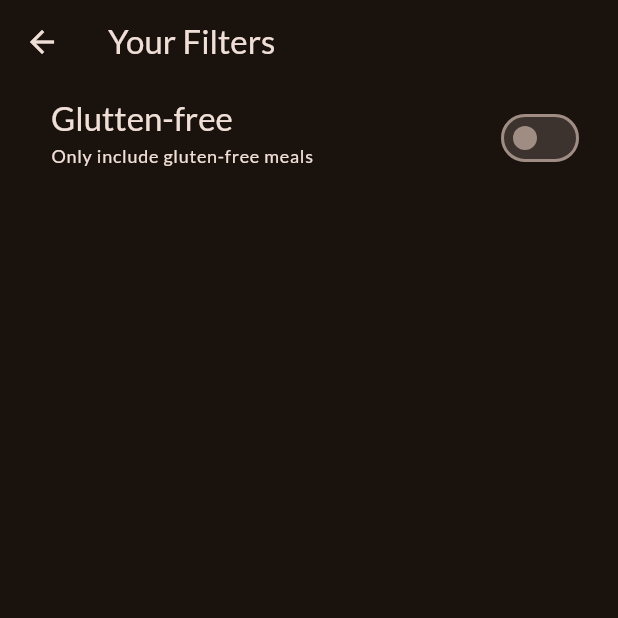
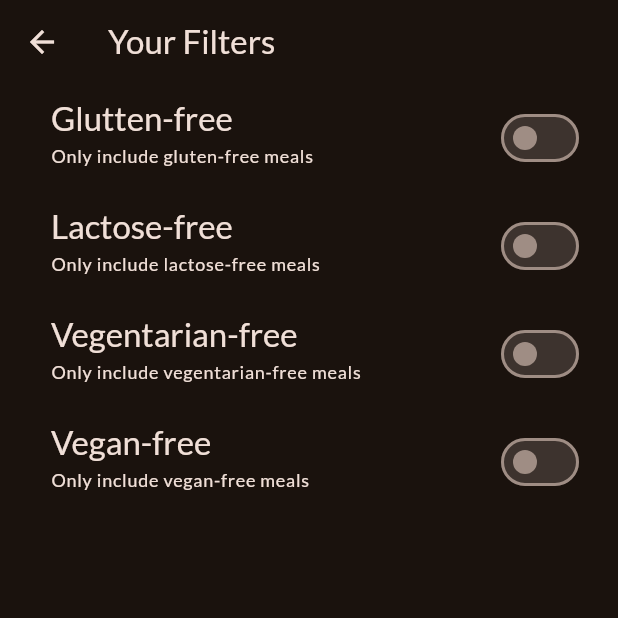
Before and after one commit to TommyPurba/meals, a Flutter app: the FilterScreen screen opened directly, on a phone screen of 412 x 824 dp, the top half of it. Run offline on Flutter 3.47's test engine with Material 3 defaults, Android fonts, the phone set to English and light mode, and no system bars; our stand-ins replace google_fonts, transparent_image.

Commit message:
add more filter option

```diff
--- a/lib/screen/filter.dart
+++ b/lib/screen/filter.dart
@@ -1,6 +1,6 @@
 import 'package:flutter/material.dart';
-import 'package:meals/screen/tabs.dart';
-import 'package:meals/widgets/main_drawer.dart';
+// import 'package:meals/screen/tabs.dart';
+// import 'package:meals/widgets/main_drawer.dart';
 
 class FilterScreen extends StatefulWidget{
   const FilterScreen({super.key});
@@ -12,6 +12,9 @@ class FilterScreen extends StatefulWidget{
 
 class _FilterScreenState extends State<FilterScreen>{
   var _glutenFreefilterSet = false;
+  var _lactoseFreefilterSet = false;
+  var _vegentarianFreefilterSet = false;
+  var _veganFreefilterSet = false;
 
 
   @override
@@ -55,6 +58,72 @@ class _FilterScreenState extends State<FilterScreen>{
           ),
           activeColor: Theme.of(context).colorScheme.tertiary,
           contentPadding: const EdgeInsets.only(left: 34, right: 22),
+        ),
+        SwitchListTile(
+          value: _lactoseFreefilterSet,
+          onChanged: (isChecked){
+            setState(() {
+              _lactoseFreefilterSet = isChecked;
+            });
+          },
+          title: Text(
+            "Lactose-free",
+            style: Theme.of(context).textTheme.titleLarge!.copyWith(
+              color: Theme.of(context).colorScheme.onSurface,
+            ),
+          ),
+          subtitle: Text(
+            "Only include lactose-free meals",
+            style: Theme.of(context).textTheme.labelMedium!.copyWith(
+              color: Theme.of(context).colorScheme.onSurface
+            ),
+          ),
+          activeColor: Theme.of(context).colorScheme.tertiary,
+          contentPadding: const EdgeInsets.only(left: 34, right: 22),
+        ),
+        SwitchListTile(
+          value: _vegentarianFreefilterSet,
+          onChanged: (isChecked){
+            setState(() {
+              _vegentarianFreefilterSet = isChecked;
+            });
+          },
+          title: Text(
+            "Vegentarian-free",
+            style: Theme.of(context).textTheme.titleLarge!.copyWith(
+              color: Theme.of(context).colorScheme.onSurface,
+            ),
+          ),
+          subtitle: Text(
+            "Only include vegentarian-free meals",
+            style: Theme.of(context).textTheme.labelMedium!.copyWith(
+              color: Theme.of(context).colorScheme.onSurface
+            ),
+          ),
+          activeColor: Theme.of(context).colorScheme.tertiary,
+          contentPadding: const EdgeInsets.only(left: 34, right: 22),
+        ),
+        SwitchListTile(
+          value: _veganFreefilterSet,
+          onChanged: (isChecked){
+            setState(() {
+              _veganFreefilterSet = isChecked;
+            });
+          },
+          title: Text(
+            "Vegan-free",
+            style: Theme.of(context).textTheme.titleLarge!.copyWith(
+              color: Theme.of(context).colorScheme.onSurface,
+            ),
+          ),
+          subtitle: Text(
+            "Only include vegan-free meals",
+            style: Theme.of(context).textTheme.labelMedium!.copyWith(
+              color: Theme.of(context).colorScheme.onSurface
+            ),
+          ),
+          activeColor: Theme.of(context).colorScheme.tertiary,
+          contentPadding: const EdgeInsets.only(left: 34, right: 22),
         )
       ],
     ),
```
